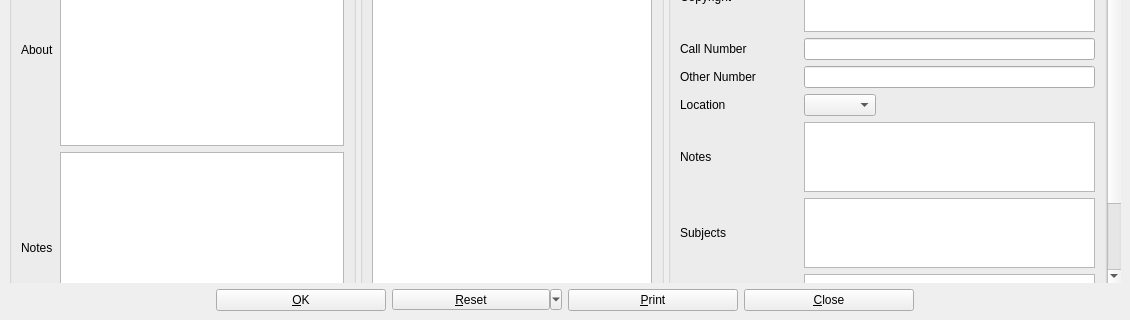
The window that photographinfo.ui (textbrowser/biblioteq) describes before a commit, drawn with Qt 5; both pictures show x 0 to 1130 and y 604 to 924 of the 1130 by 924 pixel window.
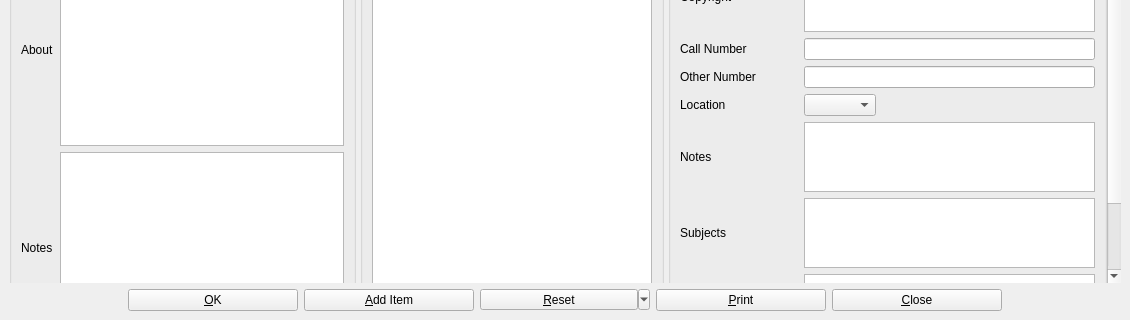
The same window after the commit. Icons and pictures are not drawn. Custom widgets are drawn as their Qt base class.

Diff of the .ui file:
```diff
--- a/photographinfo.ui
+++ b/photographinfo.ui
@@ -629,6 +629,29 @@
         </property>
        </widget>
       </item>
+      <item>
+       <widget class="QPushButton" name="addItemButton">
+        <property name="sizePolicy">
+         <sizepolicy hsizetype="Fixed" vsizetype="Fixed">
+          <horstretch>0</horstretch>
+          <verstretch>0</verstretch>
+         </sizepolicy>
+        </property>
+        <property name="minimumSize">
+         <size>
+          <width>170</width>
+          <height>0</height>
+         </size>
+        </property>
+        <property name="text">
+         <string>&amp;Add Item</string>
+        </property>
+        <property name="icon">
+         <iconset>
+          <normaloff>icons.d/16x16/add.png</normaloff>icons.d/16x16/add.png</iconset>
+        </property>
+       </widget>
+      </item>
       <item>
        <widget class="QToolButton" name="resetButton">
         <property name="minimumSize">
```
Left out of the diff: 3 changed lines with no effect on the pictures.
